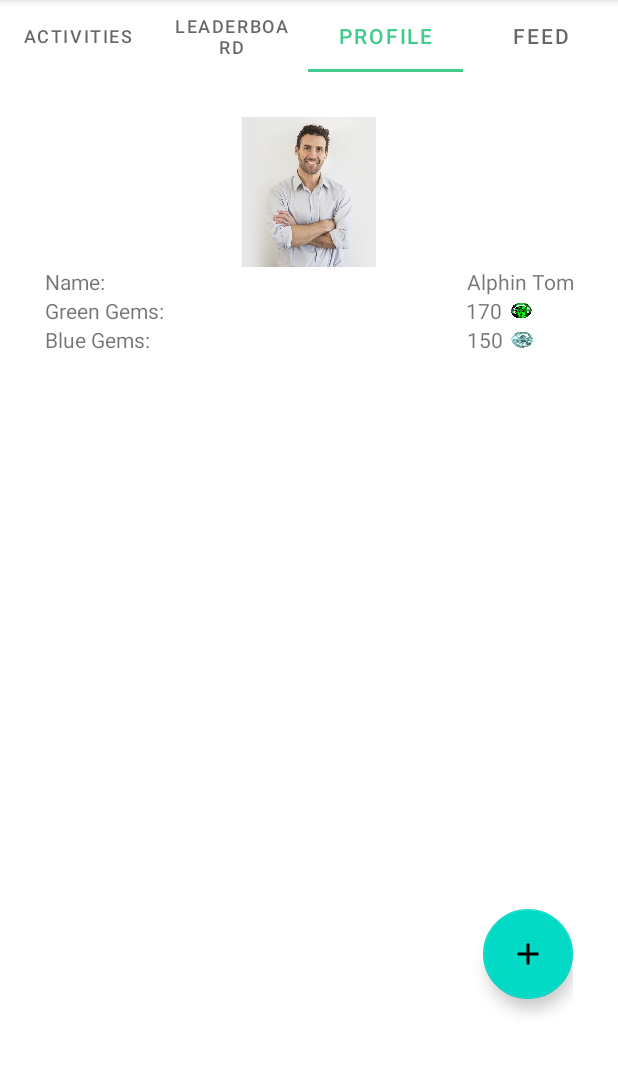
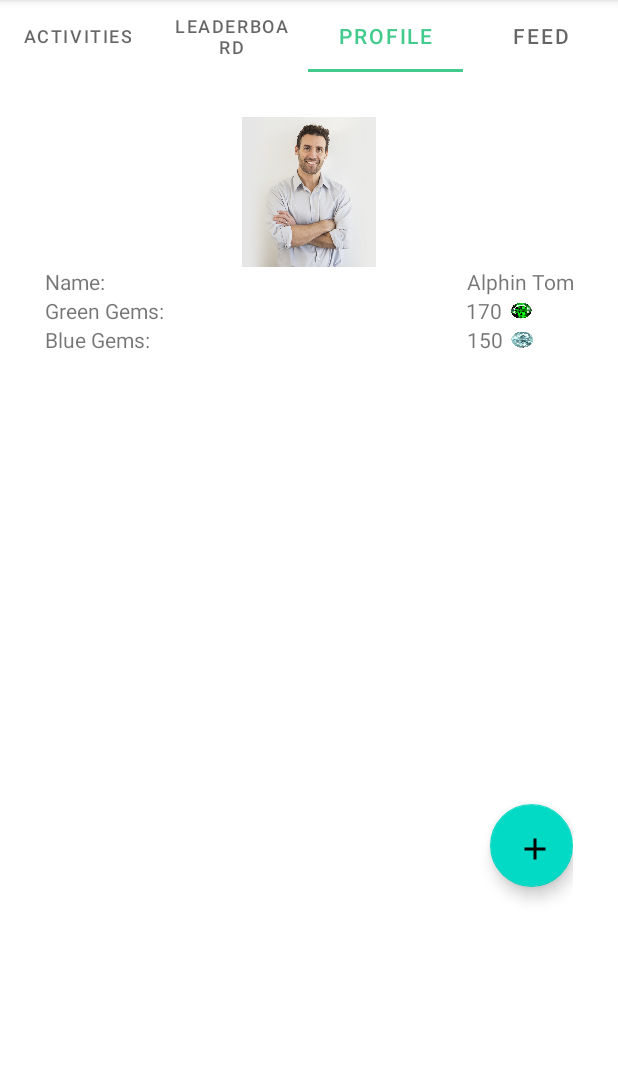
Before and after one commit to msc94/hackatum-2021, an Android app: the screen it shows after launch (MainActivity), on a phone screen of 412 x 824 dp, the part 84-1159 px from its top. Run offline under Robolectric (Android 15) with nearby library versions, the phone set to English and light mode, and no system bars.

Commit message:
Images for leaderboard

```diff
--- a/app/src/main/java/com/example/co2reductionapp/backend/scrolldownfragment.java
+++ b/app/src/main/java/com/example/co2reductionapp/backend/scrolldownfragment.java
@@ -39,7 +39,7 @@ public class scrolldownfragment extends RecyclerView.Adapter<scrolldownfragment.
     public void onBindViewHolder(@NonNull MyViewHolder holder, int position) {
         holder.Profileimage.setImageResource(R.drawable.man1);
         holder.nametext.setText(data1[position]);
-        holder.descriptontext.setText(data2[position]);
+        holder.descriptontext.setText("  ");
         holder.greencoinimage.setImageResource(R.drawable.ecology);
         holder.bluecoinimage.setImageResource(R.drawable.gem);
         holder.bluecoinnumber.setText(data3[position]);
--- a/app/src/main/res/layout/fragment_profile.xml
+++ b/app/src/main/res/layout/fragment_profile.xml
@@ -104,10 +104,10 @@
 
         <com.google.android.material.floatingactionbutton.FloatingActionButton
             android:id="@+id/add_activity_fab"
-            android:layout_width="wrap_content"
-            android:layout_height="wrap_content"
-            android:layout_gravity="end|bottom"
-            android:layout_marginTop="370dp"
+            android:layout_width="55dp"
+            android:layout_height="59dp"
+            android:layout_gravity="bottom|end"
+            android:layout_marginTop="300dp"
             android:src="@drawable/outline_add_24"
             app:fabCustomSize="60dp" />
 
```
